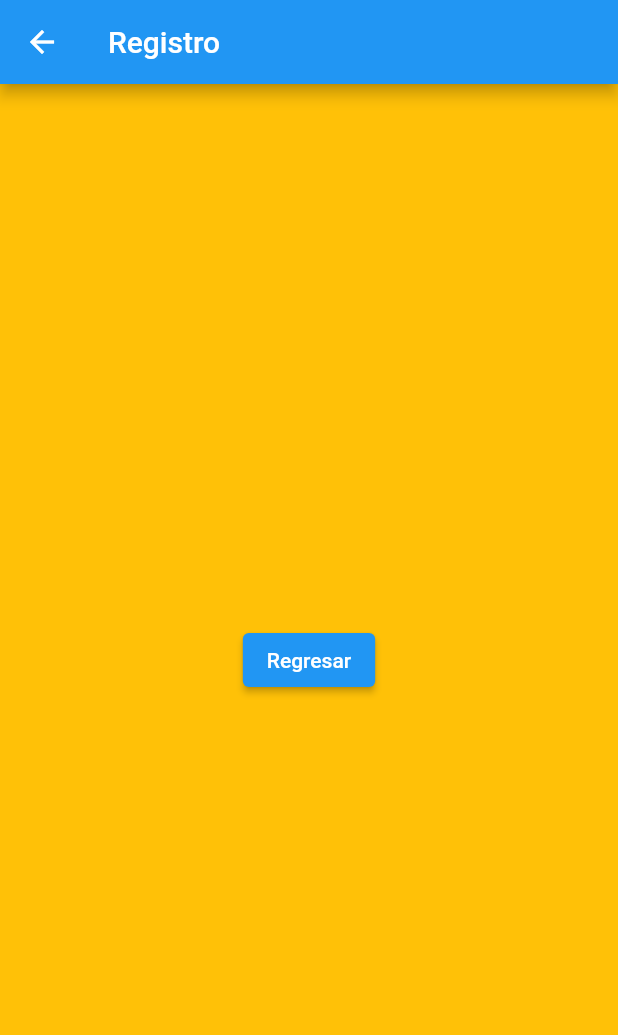
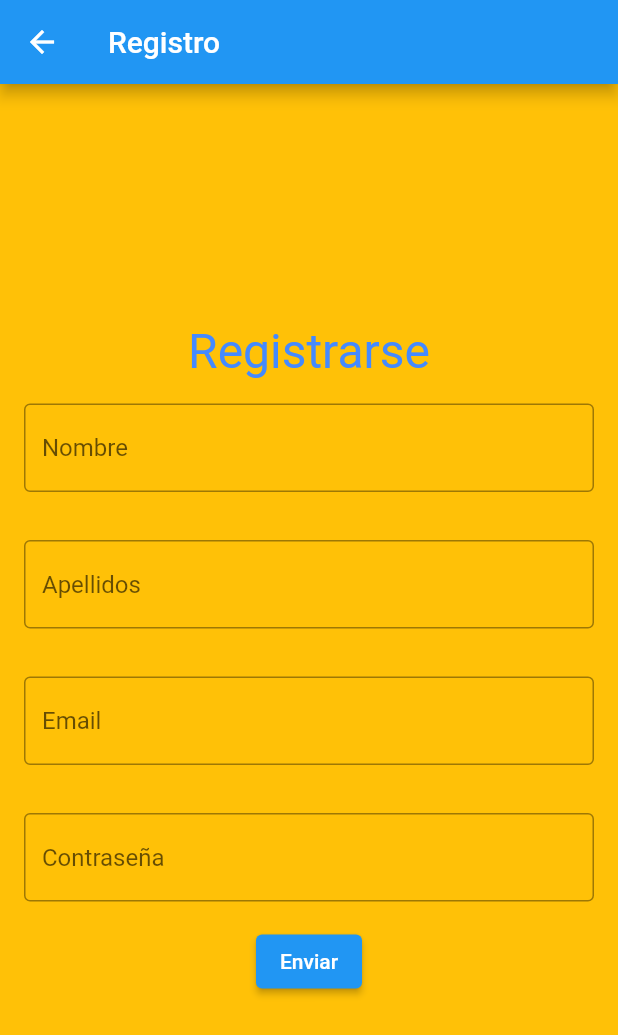
Before and after one commit to doble97/hello_world, a Flutter app: the screen it shows after launch, after a tap on "Registrarse", on a phone screen of 412 x 824 dp. Shown: the top 1035 px of the screen. Run offline on Flutter 3.47's test engine with Material 2 defaults, Android fonts, the phone set to English and light mode, and no system bars; network calls fail.

Commit message:
Registro

```diff
--- a/lib/screen_login/login.dart
+++ b/lib/screen_login/login.dart
@@ -43,8 +43,8 @@ class _LoginWidgetState extends State<LoginWidget> {
         children: [
           Padding(
             padding: EdgeInsets.all(16.0),
-            child: const Text('Login',
-                style: const TextStyle(color: Colors.blueAccent, fontSize: 32)),
+            child: Text('Login',
+                style: TextStyle(color: Colors.blueAccent, fontSize: 32)),
           ),
           _paddig(_inputForm(emailController, 'Correo electrónico',
               isPassword: false)),
@@ -53,7 +53,7 @@ class _LoginWidgetState extends State<LoginWidget> {
           Padding(
               padding: EdgeInsets.all(16.0),
               child: ElevatedButton(
-                child: Text(
+                child: const Text(
                   'Login',
                   style: TextStyle(fontSize: 24.0),
                 ),
--- a/lib/screen_registro/registro.dart
+++ b/lib/screen_registro/registro.dart
@@ -1,9 +1,57 @@
 import 'package:flutter/material.dart';
 
-class RegistroLogin extends StatefulWidget {
+class RegistroWidget extends StatefulWidget {
+  const RegistroWidget({Key? key}) : super(key: key);
+
   @override
-  State<StatefulWidget> createState() {
-    // TODO: implement createState
-    throw UnimplementedError();
+  _RegistroWidgetState createState() => _RegistroWidgetState();
+}
+
+class _RegistroWidgetState extends State<RegistroWidget> {
+  final TextEditingController nombreController = TextEditingController();
+  final TextEditingController apellidosController = TextEditingController();
+  final TextEditingController emailController = TextEditingController();
+  final TextEditingController passwordController = TextEditingController();
+
+  Widget _inputForm(TextEditingController ctl, String value,
+      {isPassword = false}) {
+    return TextField(
+      obscureText: isPassword,
+      controller: ctl,
+      decoration:
+          InputDecoration(border: const OutlineInputBorder(), hintText: value),
+    );
+  }
+
+  Widget _paddingWidget(Widget child) {
+    return Padding(
+      padding: EdgeInsets.all(16.0),
+      child: child,
+    );
+  }
+
+  @override
+  Widget build(BuildContext context) {
+    // TODO: implement build
+    return SingleChildScrollView(
+      child: Column(
+        children: [
+          Text(
+            'Registrarse',
+            style: TextStyle(color: Colors.blueAccent, fontSize: 32),
+          ),
+          _paddingWidget(_inputForm(nombreController, 'Nombre')),
+          _paddingWidget(_inputForm(apellidosController, 'Apellidos')),
+          _paddingWidget(_inputForm(emailController, 'Email')),
+          _paddingWidget(
+              _inputForm(passwordController, 'Contraseña', isPassword: true)),
+          ElevatedButton(
+              onPressed: () {
+                print('ENviando registro');
+              },
+              child: Text('Enviar'))
+        ],
+      ),
+    );
   }
 }
--- a/lib/screen_registro/screen_registro.dart
+++ b/lib/screen_registro/screen_registro.dart
@@ -1,4 +1,5 @@
 import 'package:flutter/material.dart';
+import 'package:hello_world/screen_registro/registro.dart';
 
 class ScreenRegistro extends StatelessWidget {
   const ScreenRegistro({Key? key}) : super(key: key);
@@ -11,13 +12,8 @@ class ScreenRegistro extends StatelessWidget {
       appBar: AppBar(
         title: const Text('Registro'),
       ),
-      body: Center(
-        child: ElevatedButton(
-          child: const Text('Regresar'),
-          onPressed: () {
-            Navigator.pop(context);
-          },
-        ),
+      body: const Center(
+        child: const RegistroWidget(),
       ),
     );
   }
```
